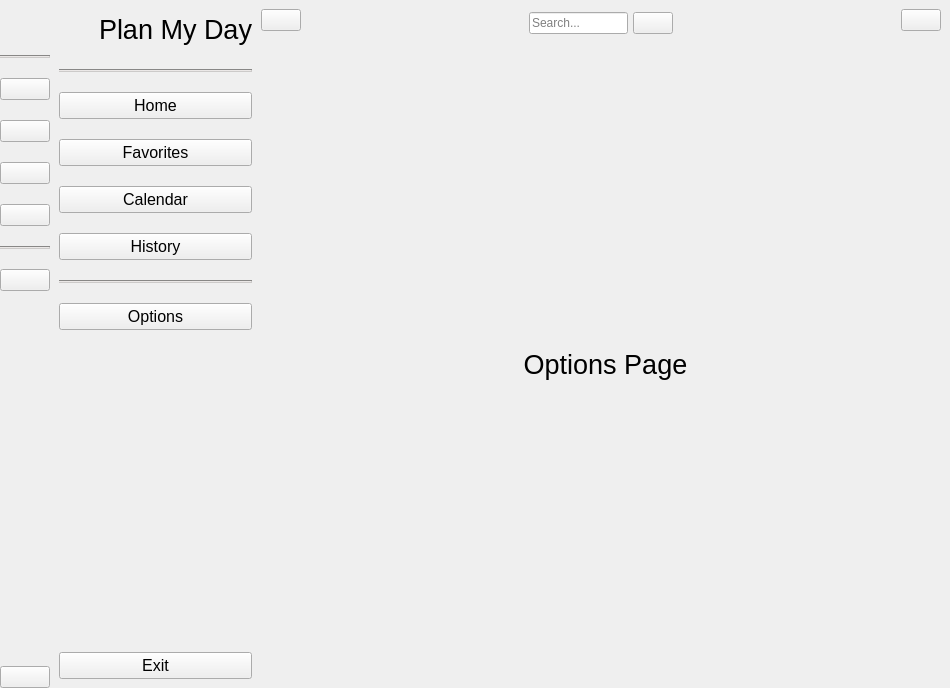
Above: assets/UI/sidebar.ui from Brunowar12/Plan-My-Day before the change. Below: the same form after it.
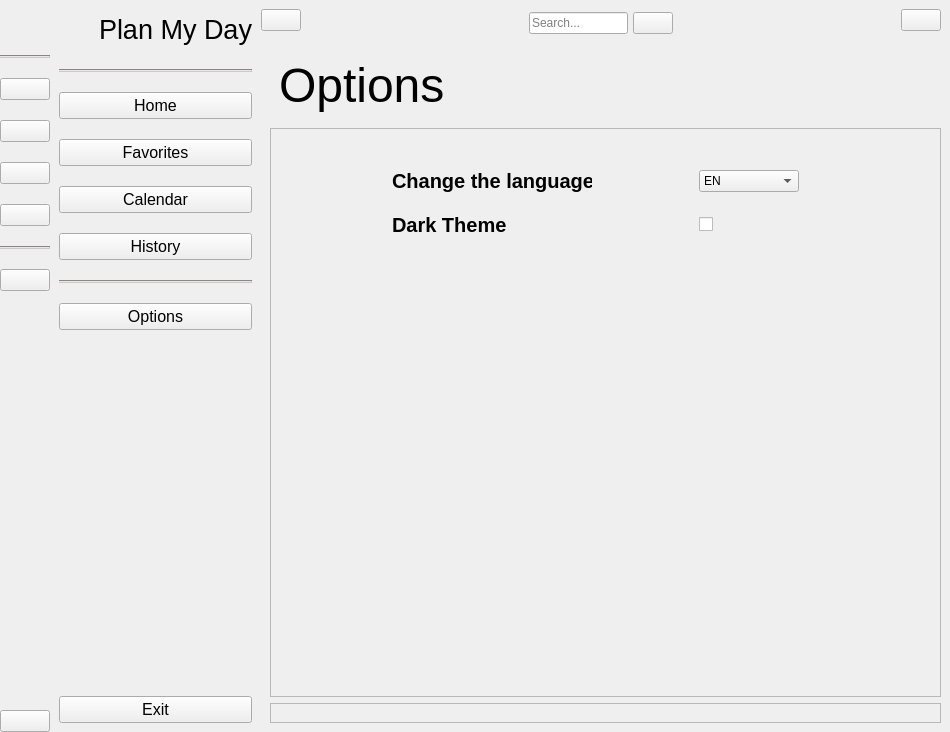
That is the form after the change. The open tabs and pages were chosen to show the change. Icons and pictures are not drawn.

```diff
--- a/assets/UI/sidebar.ui
+++ b/assets/UI/sidebar.ui
@@ -7,7 +7,7 @@
     <x>0</x>
     <y>0</y>
     <width>950</width>
-    <height>688</height>
+    <height>732</height>
    </rect>
   </property>
   <property name="windowTitle">
@@ -1183,19 +1183,161 @@
          </widget>
          <widget class="QWidget" name="page_5">
           <layout class="QGridLayout" name="gridLayout_6">
-           <item row="0" column="0">
-            <widget class="QLabel" name="label_8">
-             <property name="font">
-              <font>
-               <pointsize>20</pointsize>
-              </font>
+           <item row="1" column="1">
+            <widget class="QFrame" name="frame_6">
+             <property name="frameShape">
+              <enum>QFrame::StyledPanel</enum>
              </property>
-             <property name="text">
-              <string>Options Page</string>
+             <property name="frameShadow">
+              <enum>QFrame::Raised</enum>
              </property>
-             <property name="alignment">
-              <set>Qt::AlignCenter</set>
+             <layout class="QGridLayout" name="gridLayout_11">
+              <property name="leftMargin">
+               <number>20</number>
+              </property>
+              <property name="topMargin">
+               <number>40</number>
+              </property>
+              <property name="rightMargin">
+               <number>20</number>
+              </property>
+              <property name="bottomMargin">
+               <number>20</number>
+              </property>
+              <property name="horizontalSpacing">
+               <number>-1</number>
+              </property>
+              <property name="verticalSpacing">
+               <number>20</number>
+              </property>
+              <item row="2" column="0">
+               <widget class="QLabel" name="label_change_theme">
+                <property name="maximumSize">
+                 <size>
+                  <width>200</width>
+                  <height>16777215</height>
+                 </size>
+                </property>
+                <property name="font">
+                 <font>
+                  <pointsize>15</pointsize>
+                  <bold>true</bold>
+                 </font>
+                </property>
+                <property name="text">
+                 <string>Dark Theme</string>
+                </property>
+               </widget>
+              </item>
+              <item row="1" column="0">
+               <widget class="QLabel" name="label_change_lang">
+                <property name="maximumSize">
+                 <size>
+                  <width>200</width>
+                  <height>50</height>
+                 </size>
+                </property>
+                <property name="font">
+                 <font>
+                  <pointsize>15</pointsize>
+                  <bold>true</bold>
+                 </font>
+                </property>
+                <property name="text">
+                 <string>Change the language</string>
+                </property>
+                <property name="alignment">
+                 <set>Qt::AlignLeading|Qt::AlignLeft|Qt::AlignVCenter</set>
+                </property>
+               </widget>
+              </item>
+              <item row="1" column="1">
+               <widget class="QComboBox" name="comoBox_lang">
+                <property name="maximumSize">
+                 <size>
+                  <width>100</width>
+                  <height>16777215</height>
+                 </size>
+                </property>
+                <item>
+                 <property name="text">
+                  <string>EN</string>
+                 </property>
+                </item>
+                <item>
+                 <property name="text">
+                  <string>UA</string>
+                 </property>
+                </item>
+               </widget>
+              </item>
+              <item row="2" column="1">
+               <widget class="QCheckBox" name="checkBox_theme">
+                <property name="font">
+                 <font>
+                  <pointsize>15</pointsize>
+                 </font>
+                </property>
+                <property name="text">
+                 <string/>
+                </property>
+               </widget>
+              </item>
+              <item row="3" column="2">
+               <spacer name="verticalSpacer_4">
+                <property name="orientation">
+                 <enum>Qt::Vertical</enum>
+                </property>
+                <property name="sizeHint" stdset="0">
+                 <size>
+                  <width>20</width>
+                  <height>40</height>
+                 </size>
+                </property>
+               </spacer>
+              </item>
+             </layout>
+            </widget>
+           </item>
+           <item row="2" column="1">
+            <widget class="QFrame" name="frame_7">
+             <property name="frameShape">
+              <enum>QFrame::StyledPanel</enum>
              </property>
+             <property name="frameShadow">
+              <enum>QFrame::Raised</enum>
+             </property>
+             <layout class="QHBoxLayout" name="horizontalLayout_10"/>
+            </widget>
+           </item>
+           <item row="0" column="1">
+            <widget class="QFrame" name="frame_8">
+             <property name="styleSheet">
+              <string notr="true">border: none;</string>
+             </property>
+             <property name="frameShape">
+              <enum>QFrame::StyledPanel</enum>
+             </property>
+             <property name="frameShadow">
+              <enum>QFrame::Raised</enum>
+             </property>
+             <layout class="QVBoxLayout" name="verticalLayout_12">
+              <item>
+               <widget class="QLabel" name="label_2">
+                <property name="font">
+                 <font>
+                  <pointsize>36</pointsize>
+                 </font>
+                </property>
+                <property name="styleSheet">
+                 <string notr="true"/>
+                </property>
+                <property name="text">
+                 <string>Options</string>
+                </property>
+               </widget>
+              </item>
+             </layout>
             </widget>
            </item>
           </layout>
```
Left out of the diff: 106 changed lines with no effect on the pictures.
